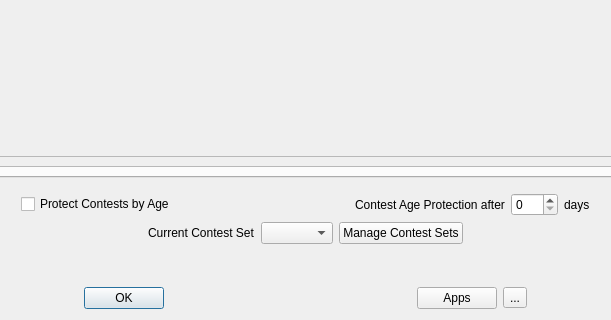
Rsclub22/Minos2-Mirror, file mqt/MqtLogger/taboutbox.ui: the form before one commit; both pictures show x 174 to 785 and y 166 to 486 of the 959 by 486 pixel window.
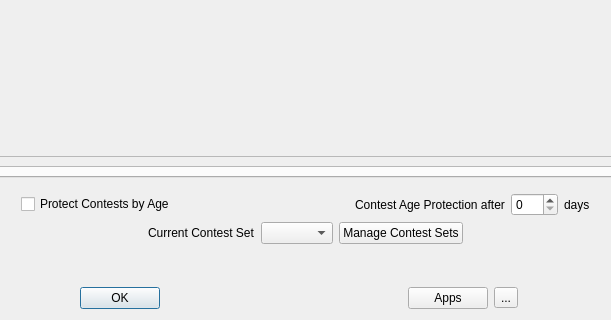
The form after the commit.

Commit message: Show app config name in aboutbox

Patch:
```diff
--- a/mqt/MqtLogger/taboutbox.ui
+++ b/mqt/MqtLogger/taboutbox.ui
@@ -354,6 +354,13 @@
        </property>
       </widget>
      </item>
+     <item>
+      <widget class="QLabel" name="appsLabel">
+       <property name="text">
+        <string/>
+       </property>
+      </widget>
+     </item>
      <item>
       <spacer name="horizontalSpacer_4">
        <property name="orientation">
```
The commit also changes 2 other files.
